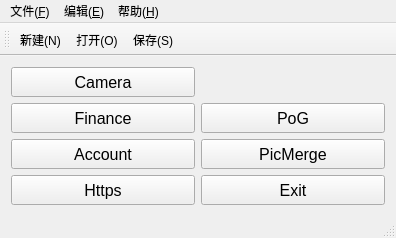
Above: qt_project/qtmainwindow.ui from RockyChing/qt_play before the change. Below: the same form after it.
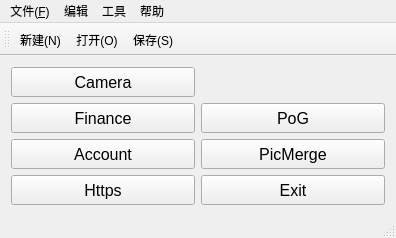
That is the form after the change. Icons and pictures are not drawn.

Commit message: Dev V1.6.1 1. add Tool menu to mainwindow 2. move logd service to Tool menu

Patch:
```diff
--- a/qt_project/qtmainwindow.ui
+++ b/qt_project/qtmainwindow.ui
@@ -168,20 +168,27 @@
    </widget>
    <widget class="QMenu" name="menuEdit">
     <property name="title">
-     <string>编辑(&amp;E)</string>
+     <string>编辑</string>
     </property>
     <addaction name="actionNewLine"/>
     <addaction name="actionText2Html"/>
    </widget>
    <widget class="QMenu" name="menuAbout">
     <property name="title">
-     <string>帮助(&amp;H)</string>
+     <string>帮助</string>
     </property>
     <addaction name="actionAboutThis"/>
     <addaction name="actionAboutQt"/>
    </widget>
+   <widget class="QMenu" name="menuTool">
+    <property name="title">
+     <string>工具</string>
+    </property>
+    <addaction name="actionLog"/>
+   </widget>
    <addaction name="menuFile"/>
    <addaction name="menuEdit"/>
+   <addaction name="menuTool"/>
    <addaction name="menuAbout"/>
   </widget>
   <widget class="QStatusBar" name="statusBar"/>
```
Left out of the diff: 9 changed lines with no effect on the pictures. The commit also changes 3 other files.
